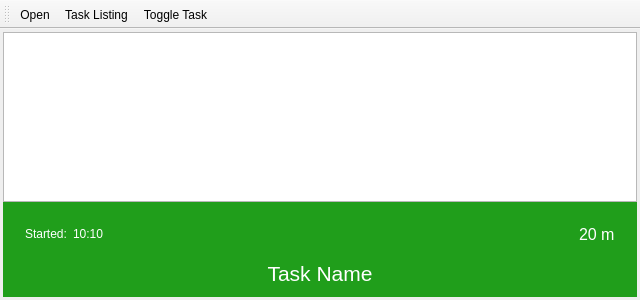
rkapl/qttrack, file timetablewindow.ui: the form before one commit.
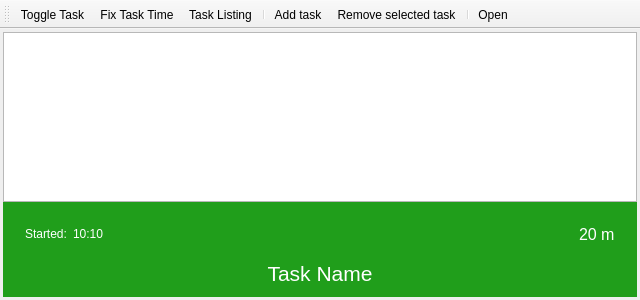
The form after the commit. Icons and pictures are not drawn.

Commit message: Support for time fixes.

The edit to the form file:
```diff
--- a/timetablewindow.ui
+++ b/timetablewindow.ui
@@ -134,9 +134,14 @@
    <attribute name="toolBarBreak">
     <bool>false</bool>
    </attribute>
-   <addaction name="actionOpen"/>
-   <addaction name="actionTaskListing"/>
    <addaction name="actionToggleTask"/>
+   <addaction name="actionFixTaskTime"/>
+   <addaction name="actionTaskListing"/>
+   <addaction name="separator"/>
+   <addaction name="actionAddTask"/>
+   <addaction name="actionRemoveTask"/>
+   <addaction name="separator"/>
+   <addaction name="actionOpen"/>
   </widget>
   <action name="actionOpen">
    <property name="text">
@@ -171,6 +176,33 @@
     <string>Space</string>
    </property>
   </action>
+  <action name="actionFixTaskTime">
+   <property name="icon">
+    <iconset resource="resources.qrc">
+     <normaloff>:/icons/clock.svg</normaloff>:/icons/clock.svg</iconset>
+   </property>
+   <property name="text">
+    <string>Fix Task Time</string>
+   </property>
+  </action>
+  <action name="actionAddTask">
+   <property name="icon">
+    <iconset resource="resources.qrc">
+     <normaloff>:/icons/add.svg</normaloff>:/icons/add.svg</iconset>
+   </property>
+   <property name="text">
+    <string>Add task</string>
+   </property>
+  </action>
+  <action name="actionRemoveTask">
+   <property name="icon">
+    <iconset resource="resources.qrc">
+     <normaloff>:/icons/remove.svg</normaloff>:/icons/remove.svg</iconset>
+   </property>
+   <property name="text">
+    <string>Remove selected task</string>
+   </property>
+  </action>
  </widget>
  <layoutdefault spacing="6" margin="11"/>
  <resources>
```
Left out of the diff: 8 changed lines with no effect on the pictures. The commit also changes 28 other files.
